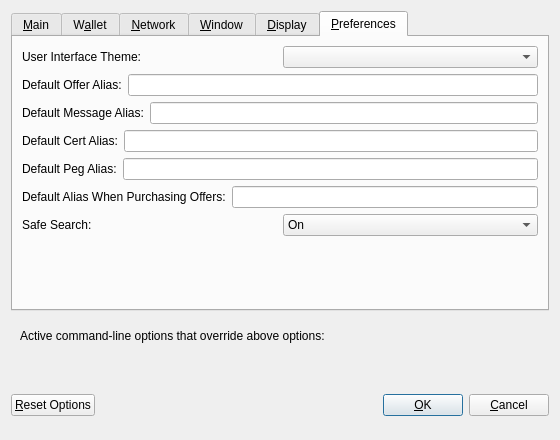
syscoin/syscoin, file src/qt/forms/optionsdialog.ui: the form before one commit.
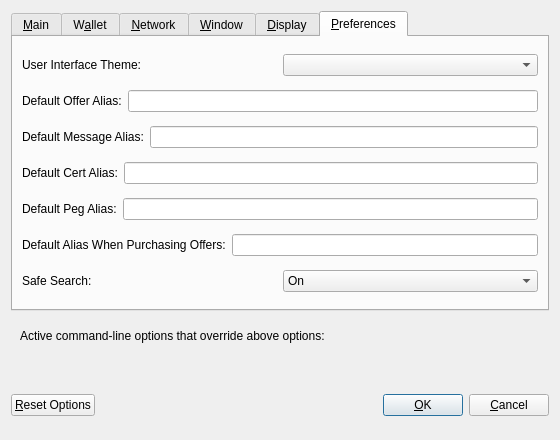
The form after the commit. Custom widgets are drawn as their Qt base class.

Commit message: remove vertical spacer

The edit to the form file:
```diff
--- a/src/qt/forms/optionsdialog.ui
+++ b/src/qt/forms/optionsdialog.ui
@@ -759,19 +759,6 @@
          </item>
         </layout>
        </item>
-       <item>
-        <spacer name="verticalSpacer_Pref">
-         <property name="orientation">
-          <enum>Qt::Vertical</enum>
-         </property>
-         <property name="sizeHint" stdset="0">
-          <size>
-           <width>20</width>
-           <height>40</height>
-          </size>
-         </property>
-        </spacer>
-       </item>
       </layout>
       <zorder>verticalSpacer_Pref</zorder>
      </widget>
```
Left out of the diff: 1 changed line with no effect on the pictures.
